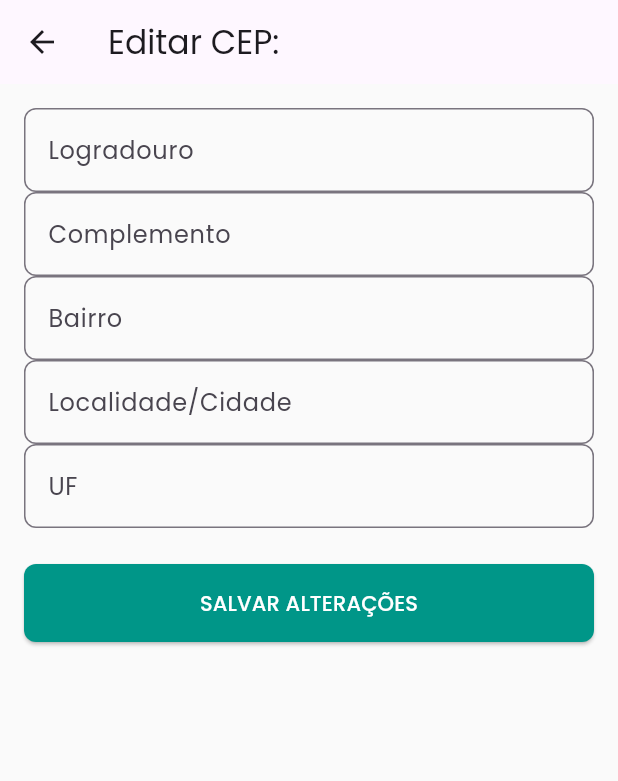
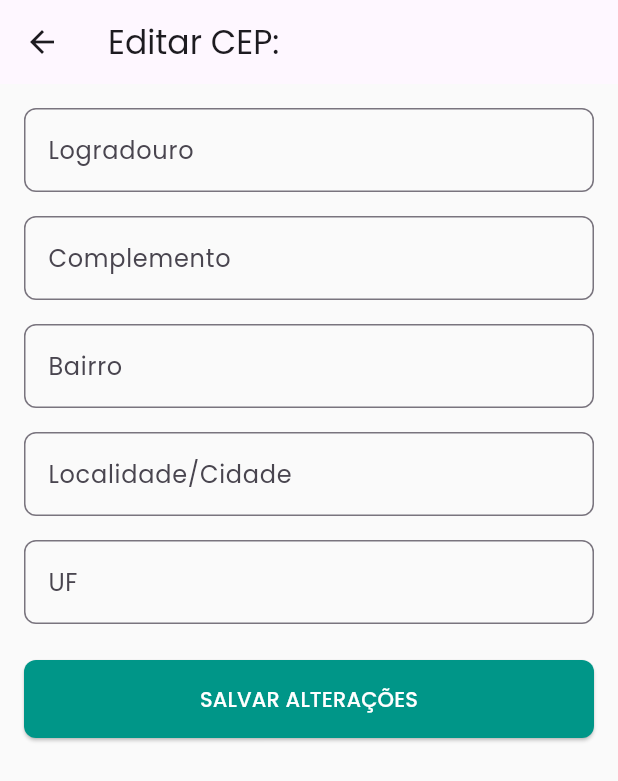
Before and after one commit to Ericvmartins/app-dio-viacep, a Flutter app: the EditScreen screen opened directly with empty values, on a phone screen of 412 x 824 dp. Shown: the top 781 px of the screen. Run offline on Flutter 3.47's test engine with Material 3 defaults, Android fonts, the phone set to English and light mode, and no system bars; our stand-ins replace google_fonts, mask_text_input_formatter, parse_server_sdk_flutter; network calls fail.

Commit message:
Correção de bugs e pastas

```diff
--- /dev/null
+++ b/lib/constants.dart
@@ -0,0 +1,3 @@
+const String keyApplicationId = 'IUqhu2TrOXixumUCkrff4EhP4vE8XL5csbMSDiFx';
+
+const String keyClientKey = 'qMGcg58mppOlwUSE63V0pAhLoldeQCuq8uEzidWP';
--- a/lib/main.dart
+++ b/lib/main.dart
@@ -3,6 +3,7 @@ import 'package:google_fonts/google_fonts.dart';
 import 'package:parse_server_sdk_flutter/parse_server_sdk_flutter.dart';
 import 'package:projeto_dio_viacep/pages/home_page.dart';
 import 'package:projeto_dio_viacep/pages/splash_screen.dart';
+import 'constants.dart';
 
 void main() {
   runApp(const MyApp());
@@ -13,8 +14,7 @@ class MyApp extends StatelessWidget {
 
   Future<bool> _initializeParse() async {
     WidgetsFlutterBinding.ensureInitialized();
-    const keyApplicationId = 'IUqhu2TrOXixumUCkrff4EhP4vE8XL5csbMSDiFx';
-    const keyClientKey = 'qMGcg58mppOlwUSE63V0pAhLoldeQCuq8uEzidWP';
+
     const keyParseServerUrl = 'https://parseapi.back4app.com';
 
     await Parse().initialize(
--- a/lib/pages/edit_page.dart
+++ b/lib/pages/edit_page.dart
@@ -16,7 +16,6 @@ class _EditScreenState extends State<EditScreen> {
   final _formKey = GlobalKey<FormState>();
   bool _isLoading = false;
 
-  // Controladores para cada campo do formulário
   late TextEditingController _logradouroController;
   late TextEditingController _complementoController;
   late TextEditingController _bairroController;
@@ -26,7 +25,6 @@ class _EditScreenState extends State<EditScreen> {
   @override
   void initState() {
     super.initState();
-    // Preenche os controladores com os dados atuais do CEP
     _logradouroController = TextEditingController(text: widget.cep.logradouro);
     _complementoController = TextEditingController(
       text: widget.cep.complemento,
@@ -90,16 +88,19 @@ class _EditScreenState extends State<EditScreen> {
                 validator: (value) =>
                     value!.isEmpty ? 'Campo obrigatório' : null,
               ),
+              const SizedBox(height: 16),
               TextFormField(
                 controller: _complementoController,
                 decoration: const InputDecoration(labelText: 'Complemento'),
               ),
+              const SizedBox(height: 16),
               TextFormField(
                 controller: _bairroController,
                 decoration: const InputDecoration(labelText: 'Bairro'),
                 validator: (value) =>
                     value!.isEmpty ? 'Campo obrigatório' : null,
               ),
+              const SizedBox(height: 16),
               TextFormField(
                 controller: _localidadeController,
                 decoration: const InputDecoration(
@@ -108,6 +109,7 @@ class _EditScreenState extends State<EditScreen> {
                 validator: (value) =>
                     value!.isEmpty ? 'Campo obrigatório' : null,
               ),
+              const SizedBox(height: 16),
               TextFormField(
                 controller: _ufController,
                 decoration: const InputDecoration(labelText: 'UF'),
```
Also changed, not shown: 1 other file.
